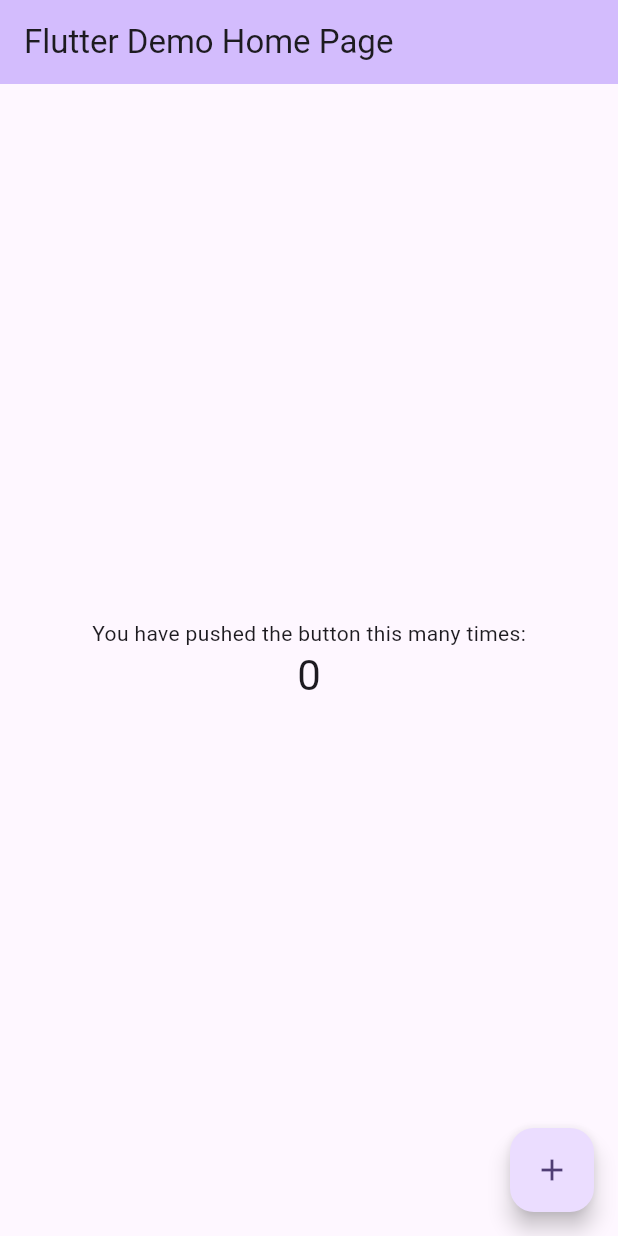
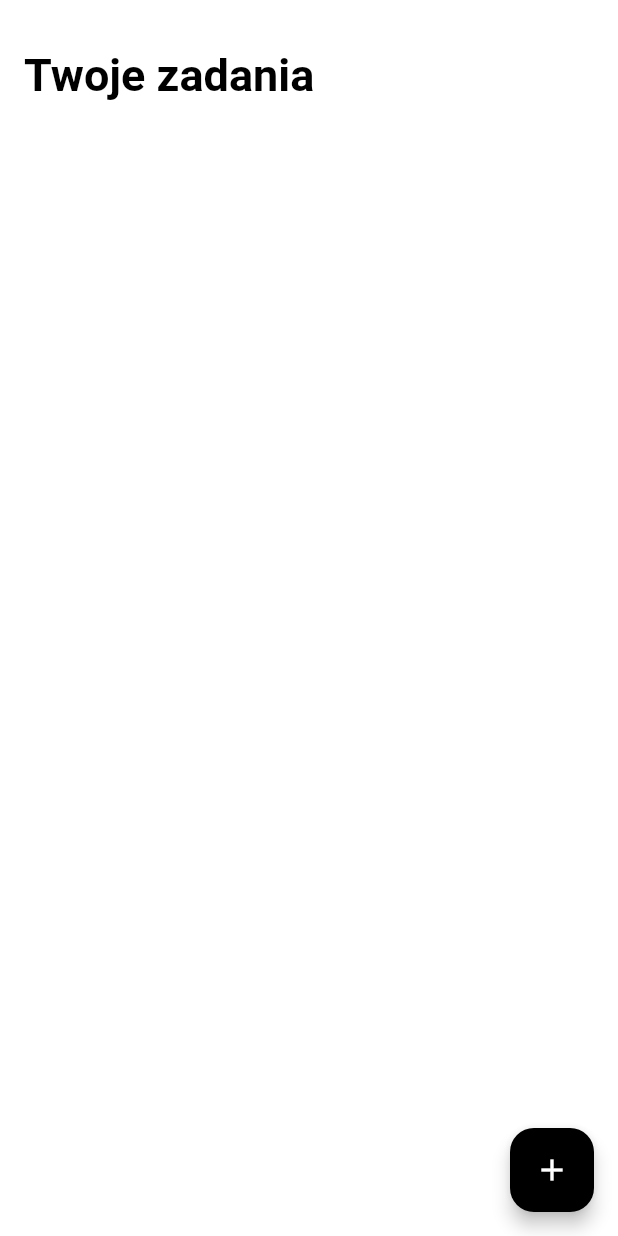
Before and after one commit to szyszoch/flutter_task_manager, a Flutter app: the screen it shows after launch, on a phone screen of 412 x 824 dp. Run offline on Flutter 3.47's test engine with Material 3 defaults, Android fonts, the phone set to English and light mode, and no system bars; our stand-ins replace sqflite; accounts and stored records are empty.

Commit message:
Add themes and task page
Light and dark themes are added and moved to a separate file.
Main page is set to TaskPage, which will display the task list.

```diff
--- a/lib/main.dart
+++ b/lib/main.dart
@@ -1,122 +1,22 @@
 import 'package:flutter/material.dart';
+import 'package:flutter_task_manager/task_page.dart';
+import 'package:flutter_task_manager/theme.dart';
 
 void main() {
-  runApp(const MyApp());
+  runApp(const App());
 }
 
-class MyApp extends StatelessWidget {
-  const MyApp({super.key});
+class App extends StatelessWidget {
+  const App({super.key});
 
-  // This widget is the root of your application.
   @override
   Widget build(BuildContext context) {
     return MaterialApp(
-      title: 'Flutter Demo',
-      theme: ThemeData(
-        // This is the theme of your application.
-        //
-        // TRY THIS: Try running your application with "flutter run". You'll see
-        // the application has a purple toolbar. Then, without quitting the app,
-        // try changing the seedColor in the colorScheme below to Colors.green
-        // and then invoke "hot reload" (save your changes or press the "hot
-        // reload" button in a Flutter-supported IDE, or press "r" if you used
-        // the command line to start the app).
-        //
-        // Notice that the counter didn't reset back to zero; the application
-        // state is not lost during the reload. To reset the state, use hot
-        // restart instead.
-        //
-        // This works for code too, not just values: Most code changes can be
-        // tested with just a hot reload.
-        colorScheme: ColorScheme.fromSeed(seedColor: Colors.deepPurple),
-      ),
-      home: const MyHomePage(title: 'Flutter Demo Home Page'),
+      title: 'Manadżer zadań',
+      theme: lightTheme,
+      darkTheme: darkTheme,
+      themeMode: ThemeMode.system,
+      home: const TaskPage(),
     );
   }
 }
-
-class MyHomePage extends StatefulWidget {
-  const MyHomePage({super.key, required this.title});
-
-  // This widget is the home page of your application. It is stateful, meaning
-  // that it has a State object (defined below) that contains fields that affect
-  // how it looks.
-
-  // This class is the configuration for the state. It holds the values (in this
-  // case the title) provided by the parent (in this case the App widget) and
-  // used by the build method of the State. Fields in a Widget subclass are
-  // always marked "final".
-
-  final String title;
-
-  @override
-  State<MyHomePage> createState() => _MyHomePageState();
-}
-
-class _MyHomePageState extends State<MyHomePage> {
-  int _counter = 0;
-
-  void _incrementCounter() {
-    setState(() {
-      // This call to setState tells the Flutter framework that something has
-      // changed in this State, which causes it to rerun the build method below
-      // so that the display can reflect the updated values. If we changed
-      // _counter without calling setState(), then the build method would not be
-      // called again, and so nothing would appear to happen.
-      _counter++;
-    });
-  }
-
-  @override
-  Widget build(BuildContext context) {
-    // This method is rerun every time setState is called, for instance as done
-    // by the _incrementCounter method above.
-    //
-    // The Flutter framework has been optimized to make rerunning build methods
-    // fast, so that you can just rebuild anything that needs updating rather
-    // than having to individually change instances of widgets.
-    return Scaffold(
-      appBar: AppBar(
-        // TRY THIS: Try changing the color here to a specific color (to
-        // Colors.amber, perhaps?) and trigger a hot reload to see the AppBar
-        // change color while the other colors stay the same.
-        backgroundColor: Theme.of(context).colorScheme.inversePrimary,
-        // Here we take the value from the MyHomePage object that was created by
-        // the App.build method, and use it to set our appbar title.
-        title: Text(widget.title),
-      ),
-      body: Center(
-        // Center is a layout widget. It takes a single child and positions it
-        // in the middle of the parent.
-        child: Column(
-          // Column is also a layout widget. It takes a list of children and
-          // arranges them vertically. By default, it sizes itself to fit its
-          // children horizontally, and tries to be as tall as its parent.
-          //
-          // Column has various properties to control how it sizes itself and
-          // how it positions its children. Here we use mainAxisAlignment to
-          // center the children vertically; the main axis here is the vertical
-          // axis because Columns are vertical (the cross axis would be
-          // horizontal).
-          //
-          // TRY THIS: Invoke "debug painting" (choose the "Toggle Debug Paint"
-          // action in the IDE, or press "p" in the console), to see the
-          // wireframe for each widget.
-          mainAxisAlignment: MainAxisAlignment.center,
-          children: <Widget>[
-            const Text('You have pushed the button this many times:'),
-            Text(
-              '$_counter',
-              style: Theme.of(context).textTheme.headlineMedium,
-            ),
-          ],
-        ),
-      ),
-      floatingActionButton: FloatingActionButton(
-        onPressed: _incrementCounter,
-        tooltip: 'Increment',
-        child: const Icon(Icons.add),
-      ), // This trailing comma makes auto-formatting nicer for build methods.
-    );
-  }
-}
--- /dev/null
+++ b/lib/task_page.dart
@@ -0,0 +1,21 @@
+import 'package:flutter/material.dart';
+
+class TaskPage extends StatefulWidget {
+  const TaskPage({super.key});
+
+  @override
+  State<TaskPage> createState() => _TaskPageState();
+}
+
+class _TaskPageState extends State<TaskPage> {
+  @override
+  Widget build(BuildContext context) {
+    return Scaffold(
+      appBar: AppBar(title: Text('Twoje zadania')),
+      floatingActionButton: FloatingActionButton(
+        onPressed: () => {},
+        child: Icon(Icons.add),
+      ),
+    );
+  }
+}
--- /dev/null
+++ b/lib/theme.dart
@@ -0,0 +1,146 @@
+import 'package:flutter/material.dart';
+
+class AppColors {
+  static const black = Colors.black;
+  static const white = Colors.white;
+  static const grey = Colors.grey;
+  static final darkFill = Colors.grey.shade900;
+  static final darkSurface = Colors.grey.shade800;
+  static final darkBorder = Colors.grey.shade700;
+  static final darkHint = Colors.grey.shade400;
+}
+
+final ThemeData lightTheme = ThemeData(
+  scaffoldBackgroundColor: AppColors.white,
+  colorScheme: ColorScheme.light(
+    primary: AppColors.black,
+    onPrimary: AppColors.white,
+    surface: AppColors.white,
+  ),
+  appBarTheme: AppBarTheme(
+    elevation: 0,
+    backgroundColor: AppColors.white,
+    foregroundColor: AppColors.black,
+    titleTextStyle: TextStyle(
+      fontSize: 30,
+      color: AppColors.black,
+      fontWeight: FontWeight.bold,
+    ),
+    toolbarHeight: 100,
+  ),
+  floatingActionButtonTheme: FloatingActionButtonThemeData(
+    backgroundColor: AppColors.black,
+    foregroundColor: AppColors.white,
+    elevation: 5,
+  ),
+  dialogTheme: DialogThemeData(
+    backgroundColor: AppColors.white,
+    shape: RoundedRectangleBorder(borderRadius: BorderRadius.circular(20)),
+  ),
+  inputDecorationTheme: InputDecorationTheme(
+    filled: true,
+    fillColor: AppColors.white,
+    hintStyle: TextStyle(color: AppColors.grey),
+    labelStyle: TextStyle(color: AppColors.black, fontWeight: FontWeight.bold),
+    contentPadding: EdgeInsets.symmetric(horizontal: 16, vertical: 12),
+    floatingLabelBehavior: FloatingLabelBehavior.always,
+    border: OutlineInputBorder(
+      borderRadius: BorderRadius.circular(12),
+      borderSide: const BorderSide(color: AppColors.black),
+    ),
+    enabledBorder: OutlineInputBorder(
+      borderRadius: BorderRadius.circular(12),
+      borderSide: const BorderSide(color: AppColors.black, width: 1),
+    ),
+    focusedBorder: OutlineInputBorder(
+      borderRadius: BorderRadius.circular(12),
+      borderSide: const BorderSide(color: AppColors.black, width: 2),
+    ),
+    errorBorder: OutlineInputBorder(
+      borderRadius: BorderRadius.circular(12),
+      borderSide: BorderSide(color: Colors.grey.shade700),
+    ),
+  ),
+  elevatedButtonTheme: ElevatedButtonThemeData(
+    style: ElevatedButton.styleFrom(
+      backgroundColor: AppColors.black,
+      foregroundColor: AppColors.white,
+    ),
+  ),
+  outlinedButtonTheme: OutlinedButtonThemeData(
+    style: OutlinedButton.styleFrom(
+      backgroundColor: AppColors.white,
+      foregroundColor: AppColors.black,
+      side: const BorderSide(color: AppColors.black),
+    ),
+  ),
+);
+
+final ThemeData darkTheme = ThemeData(
+  scaffoldBackgroundColor: AppColors.black,
+  colorScheme: ColorScheme.dark(
+    primary: AppColors.white,
+    onPrimary: AppColors.black,
+    surface: AppColors.black,
+  ),
+  appBarTheme: AppBarTheme(
+    elevation: 0,
+    backgroundColor: AppColors.black,
+    foregroundColor: AppColors.white,
+    titleTextStyle: TextStyle(
+      fontSize: 30,
+      color: AppColors.white,
+      fontWeight: FontWeight.bold,
+    ),
+    toolbarHeight: 100,
+  ),
+  floatingActionButtonTheme: FloatingActionButtonThemeData(
+    backgroundColor: AppColors.white,
+    foregroundColor: AppColors.black,
+    elevation: 5,
+  ),
+  dialogTheme: DialogThemeData(
+    backgroundColor: AppColors.darkFill,
+    shape: RoundedRectangleBorder(borderRadius: BorderRadius.circular(20)),
+  ),
+  inputDecorationTheme: InputDecorationTheme(
+    filled: true,
+    fillColor: AppColors.darkSurface,
+    hintStyle: TextStyle(color: AppColors.darkHint),
+    labelStyle: TextStyle(
+      color: AppColors.darkHint,
+      fontWeight: FontWeight.bold,
+    ),
+    contentPadding: EdgeInsets.symmetric(horizontal: 16, vertical: 12),
+    floatingLabelBehavior: FloatingLabelBehavior.always,
+    border: OutlineInputBorder(
+      borderRadius: BorderRadius.circular(12),
+      borderSide: BorderSide(color: AppColors.darkBorder, width: 1),
+    ),
+    enabledBorder: OutlineInputBorder(
+      borderRadius: BorderRadius.circular(12),
+      borderSide: BorderSide(color: AppColors.darkBorder, width: 1),
+    ),
+    focusedBorder: OutlineInputBorder(
+      borderRadius: BorderRadius.circular(12),
+      borderSide: BorderSide(color: AppColors.darkHint, width: 2),
+    ),
+    errorBorder: OutlineInputBorder(
+      borderRadius: BorderRadius.circular(12),
+      borderSide: BorderSide(color: AppColors.darkBorder, width: 1),
+    ),
+  ),
+  elevatedButtonTheme: ElevatedButtonThemeData(
+    style: ElevatedButton.styleFrom(
+      backgroundColor: AppColors.white,
+      foregroundColor: AppColors.black,
+    ),
+  ),
+  outlinedButtonTheme: OutlinedButtonThemeData(
+    style: OutlinedButton.styleFrom(
+      backgroundColor: Colors.transparent,
+      foregroundColor: AppColors.white,
+      side: BorderSide(color: Colors.grey.shade300),
+    ),
+  ),
+);
```
